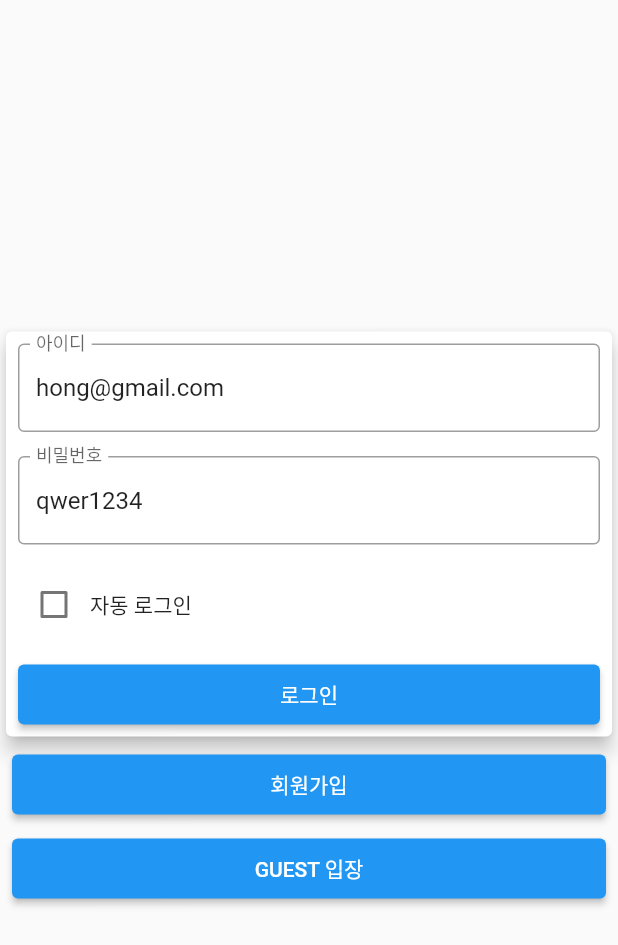
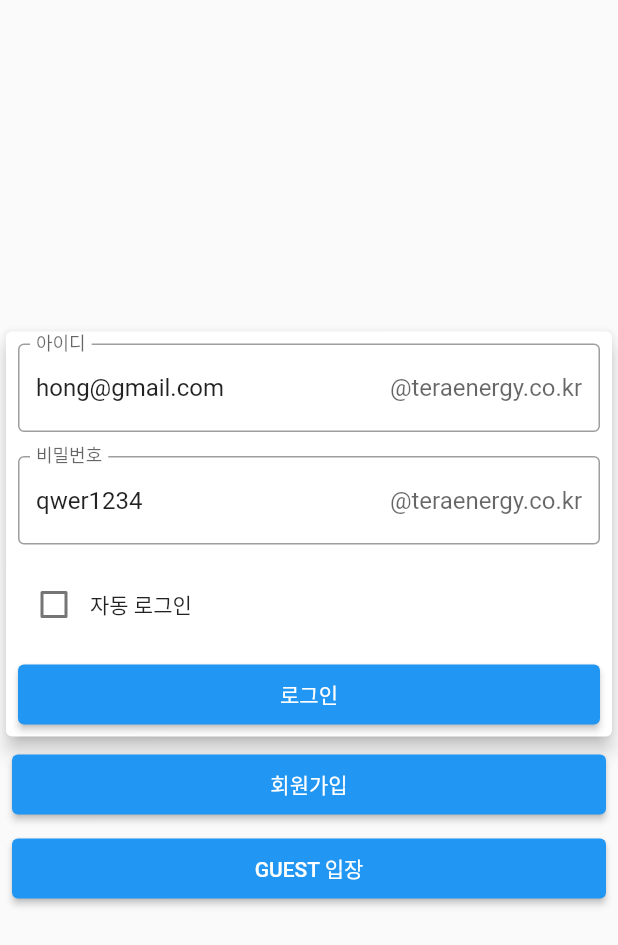
Before and after one commit to wooyoungkwak/illegalparking_app, a Flutter app: the screen it shows after launch, on a phone screen of 412 x 824 dp. Shown: the top 945 px of the screen. Run offline on Flutter 3.47's test engine with Material 2 defaults, Android fonts, the light colour scheme and no system bars; our stand-ins replace camera, connectivity_plus, dotted_border, flutter_secure_storage, fluttertoast, geolocator and 8 more; missing offline and left inert: app_settings, dart:ffi, mask_for_camera_view, network_info_plus; accounts and stored records are empty; key blocks and very long unbroken strings in the code were emptied for the run.

Commit message:
로그인, 신고이력 수정...

```diff
--- a/lib/states/guest_my_page.dart
+++ b/lib/states/guest_my_page.dart
@@ -1,4 +1,5 @@
 import 'package:flutter/material.dart';
+import 'package:illegalparking_app/states/login.dart';
 
 class GuestMyPage extends StatefulWidget {
   const GuestMyPage({super.key});
@@ -10,6 +11,6 @@ class GuestMyPage extends StatefulWidget {
 class _GuestMyPageState extends State<GuestMyPage> {
   @override
   Widget build(BuildContext context) {
-    return Container();
+    return Login();
   }
 }
--- a/lib/states/login.dart
+++ b/lib/states/login.dart
@@ -10,7 +10,7 @@ import 'package:illegalparking_app/utils/alarm_util.dart';
 import 'package:illegalparking_app/utils/log_util.dart';
 
 class Login extends StatefulWidget {
-  const Login({super.key});
+  const Login({Key? key}) : super(key: key);
 
   @override
   State<Login> createState() => _LoginState();
@@ -45,7 +45,35 @@ class _LoginState extends State<Login> {
       body: Form(
         child: Column(
           mainAxisAlignment: MainAxisAlignment.center,
+          crossAxisAlignment: CrossAxisAlignment.start,
           children: [
+            if (loginController.isGuestMode == true)
+              Row(
+                children: [
+                  createCustomText(
+                    bottom: 0.0,
+                    right: 0.0,
+                    left: 8.0,
+                    size: 24.0,
+                    color: Colors.blue,
+                    text: " 로그인",
+                  ),
+                  createCustomText(
+                    top: 12.0,
+                    bottom: 0.0,
+                    left: 0.0,
+                    size: 16.0,
+                    text: "이 필요한",
+                  ),
+                ],
+              ),
+            if (loginController.isGuestMode == true)
+              createCustomText(
+                top: 0.0,
+                left: 8.0,
+                size: 16.0,
+                text: "  서비스입니다.",
+              ),
             Card(
               elevation: 5,
               child: Column(
@@ -75,7 +103,6 @@ class _LoginState extends State<Login> {
                   //   ),
                   // ),
                   createTextFormField(labelText: "아이디", controller: _idController, validation: idValidator),
-
                   createTextFormField(labelText: "비밀번호", controller: _passController, validation: passwordValidator),
                   // 자동 로그인
                   Padding(
@@ -95,26 +122,34 @@ class _LoginState extends State<Login> {
                     ),
                   ),
                   // 로그인 버튼
-                  createElevatedButton(
+                  GetBuilder<LoginController>(
+                    builder: (controller) => createElevatedButton(
                       text: "로그인",
                       function: () {
                         // Navigator.pushNamed(context, "/home");
                         // hong@gmail.com
                         // qwer1234
-                        login(_idController.text, _passController.text).then((loginInfo) {
+                        login(_idController.text, _passController.text).then(
+                          (loginInfo) {
                             if (loginInfo.success) {
                               // 유저 정보 등록
                               Env.USER_NAME = loginInfo.getKrName();
                               Env.USER_SEQ = loginInfo.getUserSeq();
                               Env.USER_PHOTO_NAME = loginInfo.getPhotoName();
                               Env.USER_PHONE_NUMBER = loginInfo.getPhoneNumber();
-                            Navigator.pushNamed(context, "/home");
+                              controller.offGuesMode();
+                              loginController.currentIndex(0);
+                              loginController.currentPageIdex(0);
+                              Navigator.pushNamedAndRemoveUntil(context, "/home", (route) => false);
                             } else {
                               // TODO : 확인 해바 ..
                               alertDialogByonebutton("알림", loginInfo.message!);
                             }
-                        });
-                      }),
+                          },
+                        );
+                      },
+                    ),
+                  ),
                 ],
               ),
             ),
@@ -127,6 +162,7 @@ class _LoginState extends State<Login> {
                 },
               ),
             ),
+            if (loginController.isGuestMode == false)
               GetBuilder<LoginController>(
                 builder: (controller) => createElevatedButton(
                   text: "GUEST 입장",
--- a/lib/states/my_page.dart
+++ b/lib/states/my_page.dart
@@ -33,9 +33,6 @@ class _MyPageState extends State<MyPage> {
   void initState() {
     super.initState();
     requestMyPage(Env.USER_SEQ!).then((myPageInfo) {
-      Log.debug("Car Info : ${myPageInfo.carName}");
-      Log.debug("Car Info : ${myPageInfo.carLevel}");
-      Log.debug("Car Info : ${myPageInfo.carNum.toString()}");
       setState(() {
         // 차량 정보
         if (myPageInfo.carNum != null) {
--- a/lib/states/widgets/form.dart
+++ b/lib/states/widgets/form.dart
@@ -47,6 +47,7 @@ Padding createTextFormField({
       obscureText: obscureText ?? false,
       decoration: InputDecoration(
         border: const OutlineInputBorder(),
+        suffixText: "@teraenergy.co.kr",
         labelText: labelText,
         hintText: hintText,
         helperText: (controller?.text != "") && (helperText != null) ? helperText : null,
```
Also changed, not shown: lib/models/result_model.dart (+4 -3 lines), lib/states/my_page_report.dart (+68 -32 lines). Lines whose indentation alone changed are shown as unchanged.
